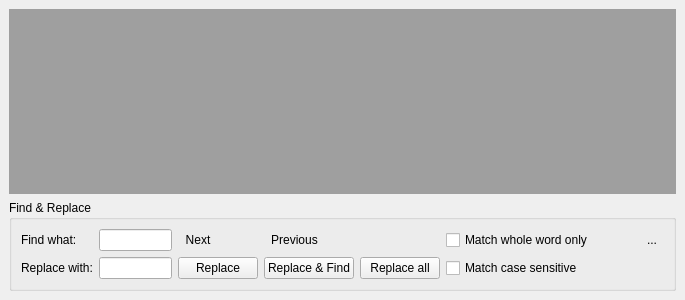
Above: modules/automation/projects/ProjectEditor/src/Editor/EditArea.ui from OFFIS-Automation/Framework before the change. Below: the same form after it.
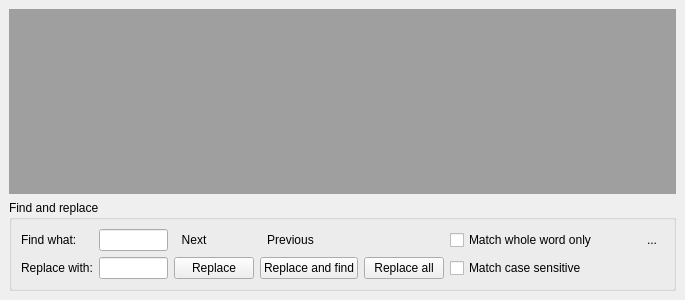
That is the form after the change. Icons and pictures are not drawn.

The edit to the form file:
```diff
--- a/modules/automation/projects/ProjectEditor/src/Editor/EditArea.ui
+++ b/modules/automation/projects/ProjectEditor/src/Editor/EditArea.ui
@@ -28,7 +28,7 @@
        <string/>
       </property>
       <property name="title">
-       <string>Find &amp;&amp; Replace</string>
+       <string>Find and replace</string>
       </property>
       <layout class="QGridLayout" name="gridLayout">
        <item row="1" column="0">
@@ -51,7 +51,7 @@
        <item row="1" column="3">
         <widget class="QPushButton" name="replaceNext">
          <property name="text">
-          <string>Replace &amp;&amp; Find</string>
+          <string>Replace and find</string>
          </property>
         </widget>
        </item>
```
Left out of the diff: 2 changed lines with no effect on the pictures.
